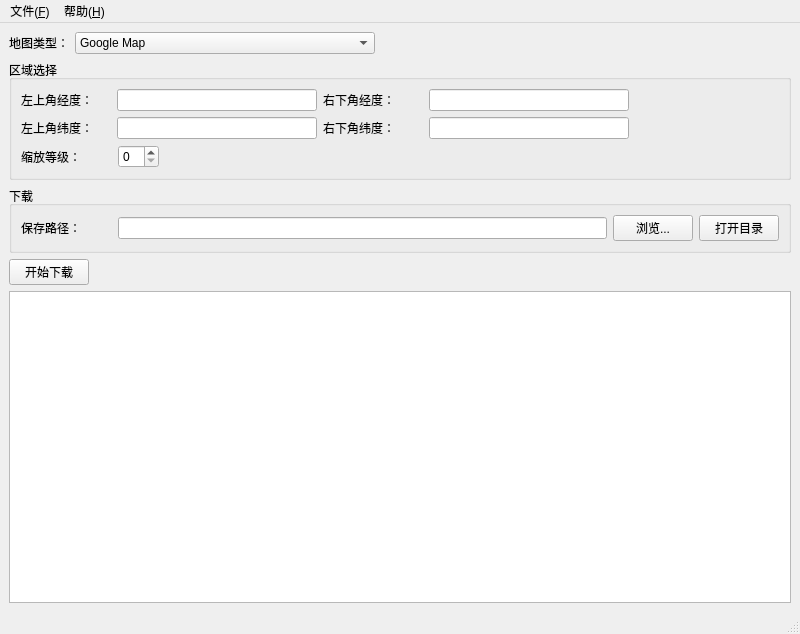
Old version of the form TileDownloader/MainWindow.ui in the repository examyes/MapGraphics.
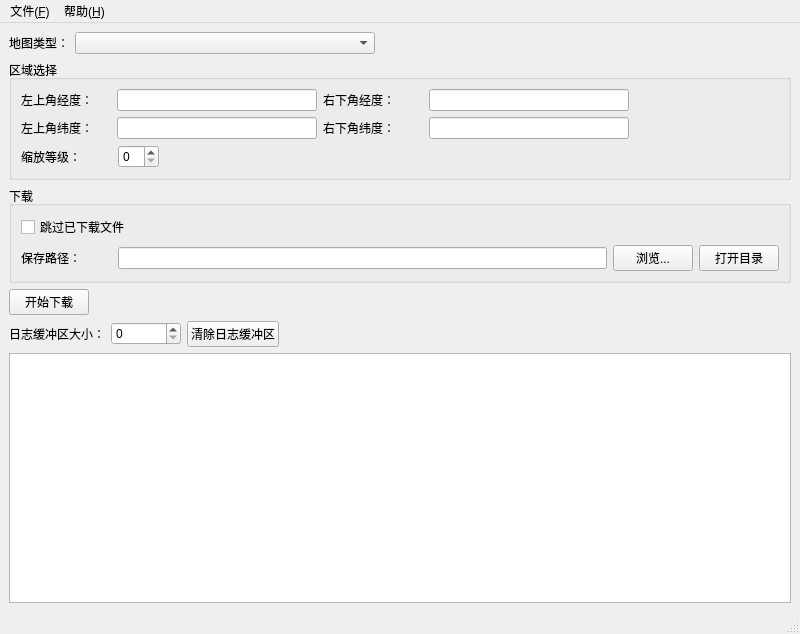
New version of the form.

Diff of the .ui file:
```diff
--- a/TileDownloader/MainWindow.ui
+++ b/TileDownloader/MainWindow.ui
@@ -32,11 +32,6 @@
           <height>0</height>
          </size>
         </property>
-        <item>
-         <property name="text">
-          <string>Google Map</string>
-         </property>
-        </item>
        </widget>
       </item>
       <item>
@@ -297,7 +292,14 @@
       <property name="title">
        <string>下载</string>
       </property>
-      <layout class="QHBoxLayout" name="horizontalLayout_11">
+      <layout class="QVBoxLayout" name="verticalLayout_2">
+       <item>
+        <widget class="QCheckBox" name="check_skip">
+         <property name="text">
+          <string>跳过已下载文件</string>
+         </property>
+        </widget>
+       </item>
        <item>
         <layout class="QHBoxLayout" name="horizontalLayout_9">
          <item>
@@ -365,6 +367,53 @@
       </item>
      </layout>
     </item>
+    <item>
+     <layout class="QHBoxLayout" name="horizontalLayout_11">
+      <item>
+       <widget class="QLabel" name="label_8">
+        <property name="text">
+         <string>日志缓冲区大小：</string>
+        </property>
+       </widget>
+      </item>
+      <item>
+       <widget class="QSpinBox" name="spin_log_buffer_size">
+        <property name="minimumSize">
+         <size>
+          <width>70</width>
+          <height>0</height>
+         </size>
+        </property>
+        <property name="maximumSize">
+         <size>
+          <width>70</width>
+          <height>16777215</height>
+         </size>
+        </property>
+       </widget>
+      </item>
+      <item>
+       <widget class="QPushButton" name="btn_clear_log_buffer">
+        <property name="text">
+         <string>清除日志缓冲区</string>
+        </property>
+       </widget>
+      </item>
+      <item>
+       <spacer name="horizontalSpacer_6">
+        <property name="orientation">
+         <enum>Qt::Horizontal</enum>
+        </property>
+        <property name="sizeHint" stdset="0">
+         <size>
+          <width>40</width>
+          <height>20</height>
+         </size>
+        </property>
+       </spacer>
+      </item>
+     </layout>
+    </item>
     <item>
      <widget class="QTextBrowser" name="text_browser_log"/>
     </item>
```
Left out of the diff: 2 changed lines with no effect on the pictures.
